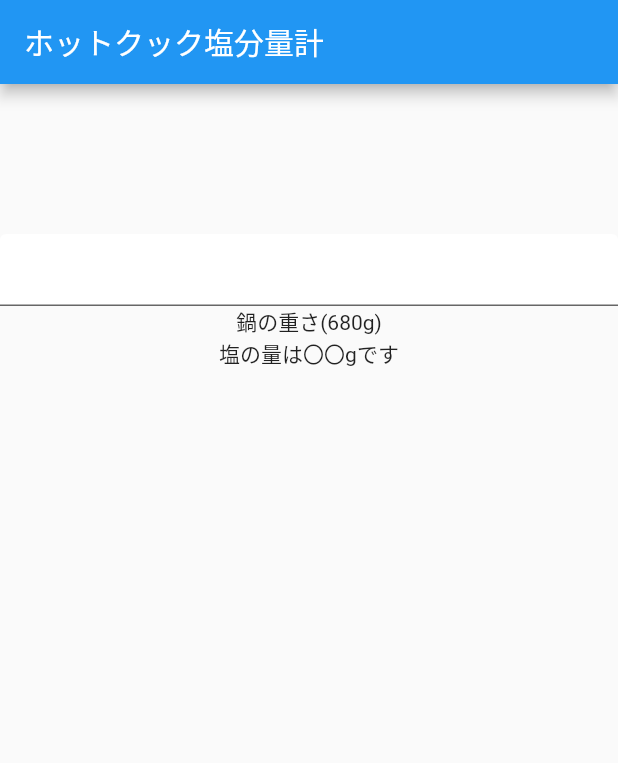
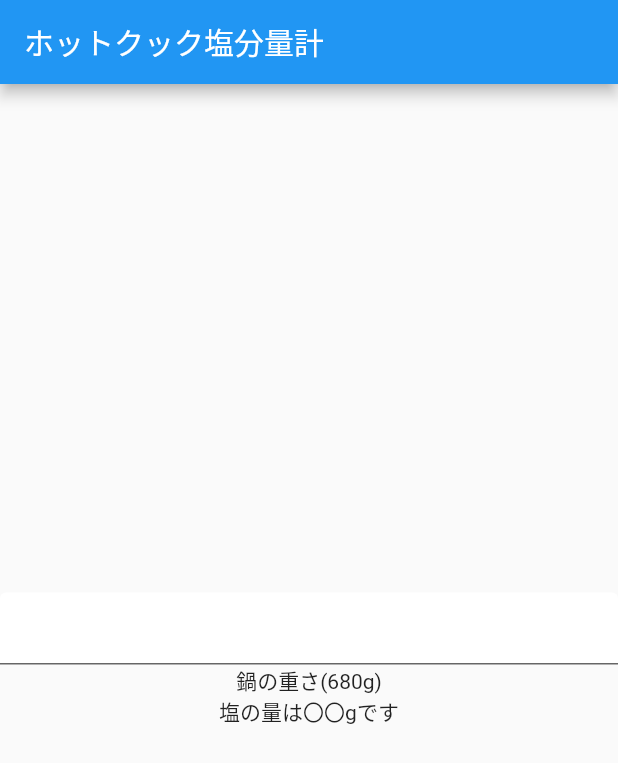
Before and after one commit to ntsts03/hotcookCalculator, a Flutter app: the screen it shows after launch, on a phone screen of 412 x 824 dp. Shown: the top 763 px of the screen. Run offline on Flutter 3.47's test engine with Material 2 defaults, Android fonts, the phone set to English and light mode, and no system bars.

Commit message:
ウィジェットの上下中央にする

```diff
--- a/lib/main.dart
+++ b/lib/main.dart
@@ -43,11 +43,8 @@
       ),
       body: Center(
         child: Column(
+            mainAxisSize: MainAxisSize.min,
           children: [
-            const SizedBox(
-              height: 100,
-              width: 100,
-            ),
             TextFormField(
               keyboardType: TextInputType.number,
               decoration: const InputDecoration(
```
